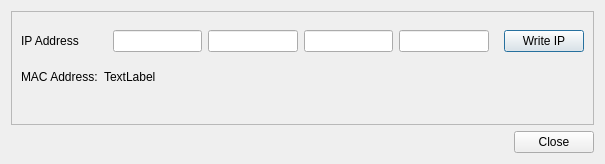
Above: KV0S/hpsdr-programmers/IPaddress/addressdialog.ui from TAPR/OpenHPSDR-SVN before the change. Below: the same form after it.
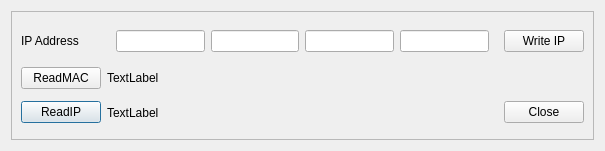
That is the form after the change.

The edit to the form file:
```diff
--- a/KV0S/hpsdr-programmers/IPaddress/addressdialog.ui
+++ b/KV0S/hpsdr-programmers/IPaddress/addressdialog.ui
@@ -7,7 +7,7 @@
     <x>0</x>
     <y>0</y>
     <width>605</width>
-    <height>164</height>
+    <height>151</height>
    </rect>
   </property>
   <property name="windowTitle">
@@ -28,7 +28,41 @@
         <enum>QFrame::Raised</enum>
        </property>
        <layout class="QGridLayout" name="gridLayout_3">
-        <item row="0" column="1" colspan="2">
+        <item row="0" column="0">
+         <widget class="QLabel" name="label">
+          <property name="text">
+           <string>IP Address</string>
+          </property>
+         </widget>
+        </item>
+        <item row="1" column="4">
+         <spacer name="horizontalSpacer_3">
+          <property name="orientation">
+           <enum>Qt::Horizontal</enum>
+          </property>
+          <property name="sizeHint" stdset="0">
+           <size>
+            <width>40</width>
+            <height>20</height>
+           </size>
+          </property>
+         </spacer>
+        </item>
+        <item row="2" column="0">
+         <widget class="QPushButton" name="readIPButton">
+          <property name="text">
+           <string>ReadIP</string>
+          </property>
+         </widget>
+        </item>
+        <item row="1" column="0">
+         <widget class="QPushButton" name="readMACButton">
+          <property name="text">
+           <string>ReadMAC</string>
+          </property>
+         </widget>
+        </item>
+        <item row="0" column="2" colspan="3">
          <widget class="QFrame" name="frame_2">
           <property name="frameShape">
            <enum>QFrame::Panel</enum>
@@ -59,7 +93,7 @@
           </layout>
          </widget>
         </item>
-        <item row="0" column="3">
+        <item row="0" column="5">
          <widget class="QPushButton" name="writeButton">
           <property name="toolTip">
            <string extracomment="Write this IP address to the connected HPSDR board">&lt;html&gt;&lt;head/&gt;&lt;body&gt;&lt;p&gt;Write this IP address to the connected HPSDR board. &lt;br/&gt;&lt;/p&gt;&lt;/body&gt;&lt;/html&gt;</string>
@@ -69,7 +103,7 @@
           </property>
          </widget>
         </item>
-        <item row="1" column="3">
+        <item row="1" column="5">
          <spacer name="horizontalSpacer_2">
           <property name="orientation">
            <enum>Qt::Horizontal</enum>
@@ -82,7 +116,7 @@
           </property>
          </spacer>
         </item>
-        <item row="2" column="1">
+        <item row="2" column="4">
          <spacer name="verticalSpacer">
           <property name="orientation">
            <enum>Qt::Vertical</enum>
@@ -95,72 +129,30 @@
           </property>
          </spacer>
         </item>
-        <item row="0" column="0">
-         <widget class="QLabel" name="label">
-          <property name="text">
-           <string>IP Address</string>
-          </property>
-         </widget>
-        </item>
-        <item row="1" column="0">
-         <widget class="QLabel" name="label_2">
-          <property name="minimumSize">
-           <size>
-            <width>0</width>
-            <height>0</height>
-           </size>
-          </property>
-          <property name="toolTip">
-           <string>&lt;html&gt;&lt;head/&gt;&lt;body&gt;&lt;p&gt;User the ReadMAC button on the main window if no address is showing. &lt;/p&gt;&lt;/body&gt;&lt;/html&gt;</string>
-          </property>
-          <property name="text">
-           <string>MAC Address:</string>
-          </property>
-         </widget>
-        </item>
-        <item row="1" column="1">
-         <widget class="QLabel" name="MACLabel">
-          <property name="text">
-           <string>TextLabel</string>
-          </property>
-         </widget>
-        </item>
         <item row="1" column="2">
-         <spacer name="horizontalSpacer_3">
-          <property name="orientation">
-           <enum>Qt::Horizontal</enum>
+         <widget class="QLabel" name="MACLabel">
+          <property name="text">
+           <string>TextLabel</string>
           </property>
-          <property name="sizeHint" stdset="0">
-           <size>
-            <width>40</width>
-            <height>20</height>
-           </size>
+         </widget>
+        </item>
+        <item row="2" column="2">
+         <widget class="QLabel" name="label_2">
+          <property name="text">
+           <string>TextLabel</string>
           </property>
-         </spacer>
+         </widget>
+        </item>
+        <item row="2" column="5">
+         <widget class="QPushButton" name="closeButton">
+          <property name="text">
+           <string>Close</string>
+          </property>
+         </widget>
         </item>
        </layout>
       </widget>
      </item>
-     <item row="1" column="0">
-      <spacer name="horizontalSpacer">
-       <property name="orientation">
-        <enum>Qt::Horizontal</enum>
-       </property>
-       <property name="sizeHint" stdset="0">
-        <size>
-         <width>40</width>
-         <height>20</height>
-        </size>
-       </property>
-      </spacer>
-     </item>
-     <item row="1" column="1">
-      <widget class="QPushButton" name="closeButton">
-       <property name="text">
-        <string>Close</string>
-       </property>
-      </widget>
-     </item>
     </layout>
    </item>
   </layout>
```
